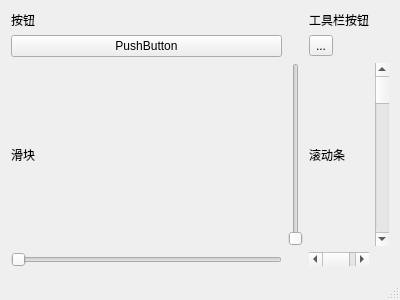
The window that mainwindow.ui (explorer-cs/style-example-qt5) describes before a commit, drawn with Qt 5.
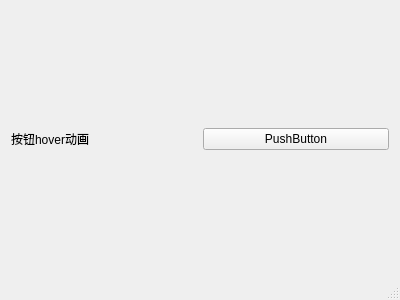
The same window after the commit.

Commit message: QPushButton及其派生类的悬停高亮动画

What changed in the file:
```diff
--- a/mainwindow.ui
+++ b/mainwindow.ui
@@ -15,76 +15,20 @@
   </property>
   <widget class="QWidget" name="centralWidget">
    <layout class="QGridLayout" name="gridLayout">
-    <item row="6" column="1">
-     <widget class="QSlider" name="verticalSlider">
-      <property name="orientation">
-       <enum>Qt::Vertical</enum>
-      </property>
-     </widget>
-    </item>
-    <item row="2" column="2">
-     <widget class="QLabel" name="label_2">
-      <property name="text">
-       <string>工具栏按钮</string>
-      </property>
-     </widget>
-    </item>
-    <item row="6" column="0">
-     <widget class="QLabel" name="label_3">
-      <property name="text">
-       <string>滑块</string>
-      </property>
-     </widget>
-    </item>
-    <item row="6" column="3">
-     <widget class="QScrollBar" name="verticalScrollBar">
-      <property name="orientation">
-       <enum>Qt::Vertical</enum>
-      </property>
-     </widget>
-    </item>
-    <item row="2" column="0">
+    <item row="0" column="0">
      <widget class="QLabel" name="label">
       <property name="text">
-       <string>按钮</string>
+       <string>按钮hover动画</string>
       </property>
      </widget>
     </item>
-    <item row="6" column="2">
-     <widget class="QLabel" name="label_4">
-      <property name="text">
-       <string>滚动条</string>
-      </property>
-     </widget>
-    </item>
-    <item row="7" column="2">
-     <widget class="QScrollBar" name="horizontalScrollBar">
-      <property name="orientation">
-       <enum>Qt::Horizontal</enum>
-      </property>
-     </widget>
-    </item>
-    <item row="7" column="0">
-     <widget class="QSlider" name="horizontalSlider">
-      <property name="orientation">
-       <enum>Qt::Horizontal</enum>
-      </property>
-     </widget>
-    </item>
-    <item row="3" column="0">
+    <item row="0" column="1">
      <widget class="QPushButton" name="pushButton">
       <property name="text">
        <string>PushButton</string>
       </property>
      </widget>
     </item>
-    <item row="3" column="2">
-     <widget class="QToolButton" name="toolButton">
-      <property name="text">
-       <string>...</string>
-      </property>
-     </widget>
-    </item>
    </layout>
   </widget>
   <widget class="QStatusBar" name="statusBar"/>
```
The commit also changes 8 other files.
